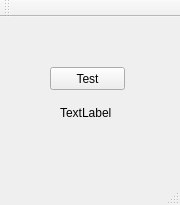
Above: QtExample/QtExample/QtExample.ui from WonMan-Kang/ex_Qt before the change. Below: the same form after it.
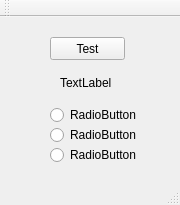
That is the form after the change.

What changed in the file:
```diff
--- a/QtExample/QtExample/QtExample.ui
+++ b/QtExample/QtExample/QtExample.ui
@@ -18,7 +18,7 @@
     <property name="geometry">
      <rect>
       <x>50</x>
-      <y>50</y>
+      <y>20</y>
       <width>75</width>
       <height>23</height>
      </rect>
@@ -31,7 +31,7 @@
     <property name="geometry">
      <rect>
       <x>60</x>
-      <y>90</y>
+      <y>60</y>
       <width>56</width>
       <height>12</height>
      </rect>
@@ -40,6 +40,54 @@
      <string>TextLabel</string>
     </property>
    </widget>
+   <widget class="QRadioButton" name="radioButton">
+    <property name="geometry">
+     <rect>
+      <x>50</x>
+      <y>90</y>
+      <width>90</width>
+      <height>16</height>
+     </rect>
+    </property>
+    <property name="text">
+     <string>RadioButton</string>
+    </property>
+    <property name="autoExclusive">
+     <bool>false</bool>
+    </property>
+   </widget>
+   <widget class="QRadioButton" name="radioButton_2">
+    <property name="geometry">
+     <rect>
+      <x>50</x>
+      <y>110</y>
+      <width>90</width>
+      <height>16</height>
+     </rect>
+    </property>
+    <property name="text">
+     <string>RadioButton</string>
+    </property>
+    <property name="autoExclusive">
+     <bool>false</bool>
+    </property>
+   </widget>
+   <widget class="QRadioButton" name="radioButton_3">
+    <property name="geometry">
+     <rect>
+      <x>50</x>
+      <y>130</y>
+      <width>90</width>
+      <height>16</height>
+     </rect>
+    </property>
+    <property name="text">
+     <string>RadioButton</string>
+    </property>
+    <property name="autoExclusive">
+     <bool>false</bool>
+    </property>
+   </widget>
   </widget>
   <widget class="QMenuBar" name="menuBar">
    <property name="geometry">
```
